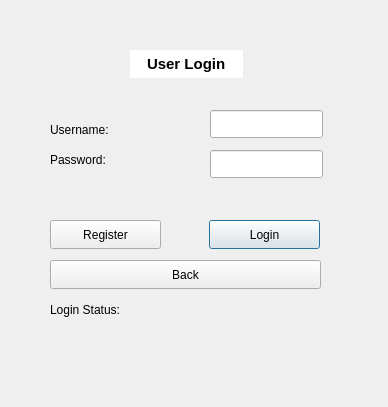
Old version of the form userloginwindow.ui in the repository KirolousFouty/Hospital_Project.
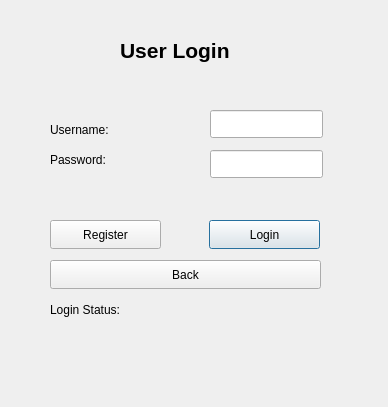
New version of the form.

```diff
--- a/userloginwindow.ui
+++ b/userloginwindow.ui
@@ -26,31 +26,6 @@
     <enum>QLineEdit::Password</enum>
    </property>
   </widget>
-  <widget class="QLineEdit" name="userLoginTitle">
-   <property name="geometry">
-    <rect>
-     <x>130</x>
-     <y>50</y>
-     <width>113</width>
-     <height>28</height>
-    </rect>
-   </property>
-   <property name="font">
-    <font>
-     <pointsize>11</pointsize>
-     <bold>true</bold>
-    </font>
-   </property>
-   <property name="text">
-    <string>User Login</string>
-   </property>
-   <property name="frame">
-    <bool>false</bool>
-   </property>
-   <property name="alignment">
-    <set>Qt::AlignCenter</set>
-   </property>
-  </widget>
   <widget class="QLineEdit" name="usernameDisplay">
    <property name="geometry">
     <rect>
@@ -139,6 +114,25 @@
     <string>Password:</string>
    </property>
   </widget>
+  <widget class="QLabel" name="userLoginTitle">
+   <property name="geometry">
+    <rect>
+     <x>120</x>
+     <y>30</y>
+     <width>141</width>
+     <height>41</height>
+    </rect>
+   </property>
+   <property name="font">
+    <font>
+     <pointsize>16</pointsize>
+     <bold>true</bold>
+    </font>
+   </property>
+   <property name="text">
+    <string>User Login</string>
+   </property>
+  </widget>
  </widget>
  <resources/>
  <connections/>
```
Left out of the diff: 7 changed lines with no effect on the pictures.
